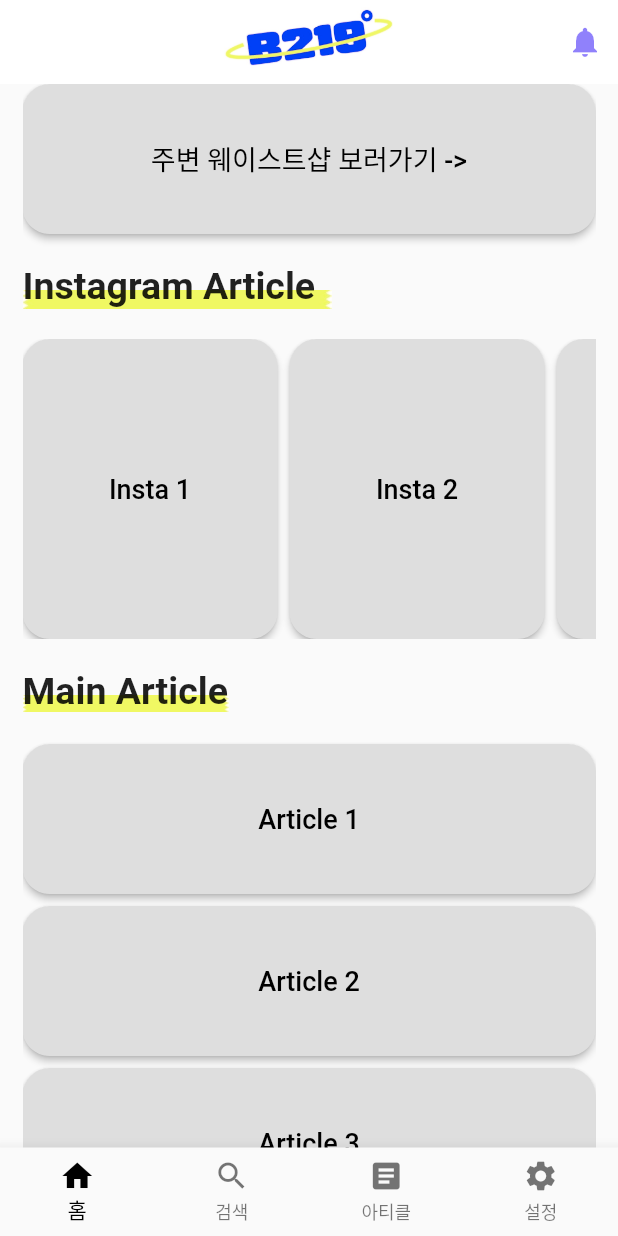
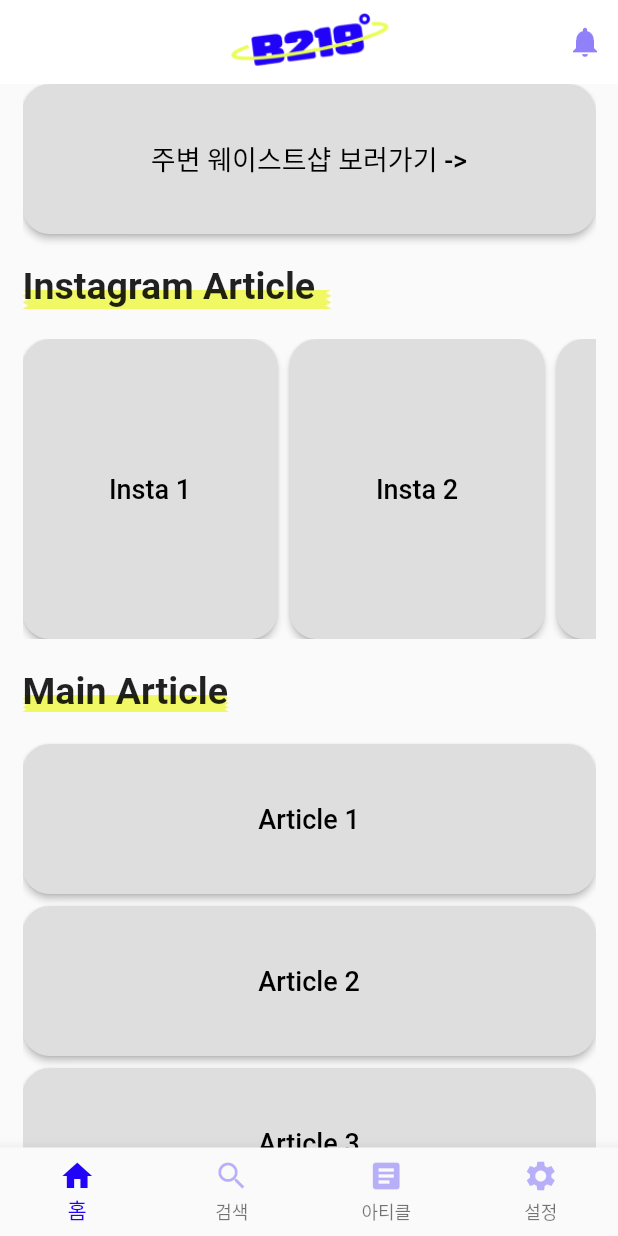
Before and after one commit to hwarak/beginners219-app, a Flutter app: the screen it shows after launch, on a phone screen of 412 x 824 dp. Run offline on Flutter 3.47's test engine with Material 2 defaults, Android fonts, the phone set to English and light mode, and no system bars; our stand-ins replace dio, flutter_dotenv, geolocator, google_maps_flutter, settings_ui.

Commit message:
로고 이미지 변경 및 bottomNavigatorBar 아이콘 효과 추가

```diff
--- a/lib/layout/default_layout.dart
+++ b/lib/layout/default_layout.dart
@@ -33,8 +33,8 @@ class _DefaultLayoutState extends State<DefaultLayout> {
     return Scaffold(
       appBar: AppBar(
         title: Image.asset(
-          'assets/images/logo.jpg',
-          height: 100.0,
+          'assets/images/white_logo.png',
+          height: 40.0,
         ),
         centerTitle: true,
         backgroundColor: Colors.white,
@@ -56,24 +56,52 @@ class _DefaultLayoutState extends State<DefaultLayout> {
         type: BottomNavigationBarType.fixed,
         items: const <BottomNavigationBarItem>[
           BottomNavigationBarItem(
-            icon: Icon(Icons.home),
+            icon: Icon(
+              Icons.home,
+              color: Color.fromRGBO(33, 3, 248, 0.3),
+            ),
+            activeIcon: Icon(
+              Icons.home,
+              color: Color.fromRGBO(33, 3, 248, 1),
+            ),
             label: '홈',
           ),
           BottomNavigationBarItem(
-            icon: Icon(Icons.search),
+            icon: Icon(
+              Icons.search,
+              color: Color.fromRGBO(33, 3, 248, 0.3),
+            ),
+            activeIcon: Icon(
+              Icons.search,
+              color: Color.fromRGBO(33, 3, 248, 1),
+            ),
             label: '검색',
           ),
           BottomNavigationBarItem(
-            icon: Icon(Icons.article),
+            icon: Icon(
+              Icons.article,
+              color: Color.fromRGBO(33, 3, 248, 0.3),
+            ),
+            activeIcon: Icon(
+              Icons.article,
+              color: Color.fromRGBO(33, 3, 248, 1),
+            ),
             label: '아티클',
           ),
           BottomNavigationBarItem(
-            icon: Icon(Icons.settings),
+            icon: Icon(
+              Icons.settings,
+              color: Color.fromRGBO(33, 3, 248, 0.3),
+            ),
+            activeIcon: Icon(
+              Icons.settings,
+              color: Color.fromRGBO(33, 3, 248, 1),
+            ),
             label: '설정',
           ),
         ],
         currentIndex: _selectedIndex,
-        selectedItemColor: Colors.black,
+        selectedItemColor: Color.fromRGBO(33, 3, 248, 1),
         onTap: _onItemTapped,
       ),
     );
```
Also changed, not shown: assets/images/go_search.png (added), assets/images/logo.jpg (deleted), assets/images/marker.png (deleted), assets/images/splash.jpg (added), assets/images/white_logo.png (added).
